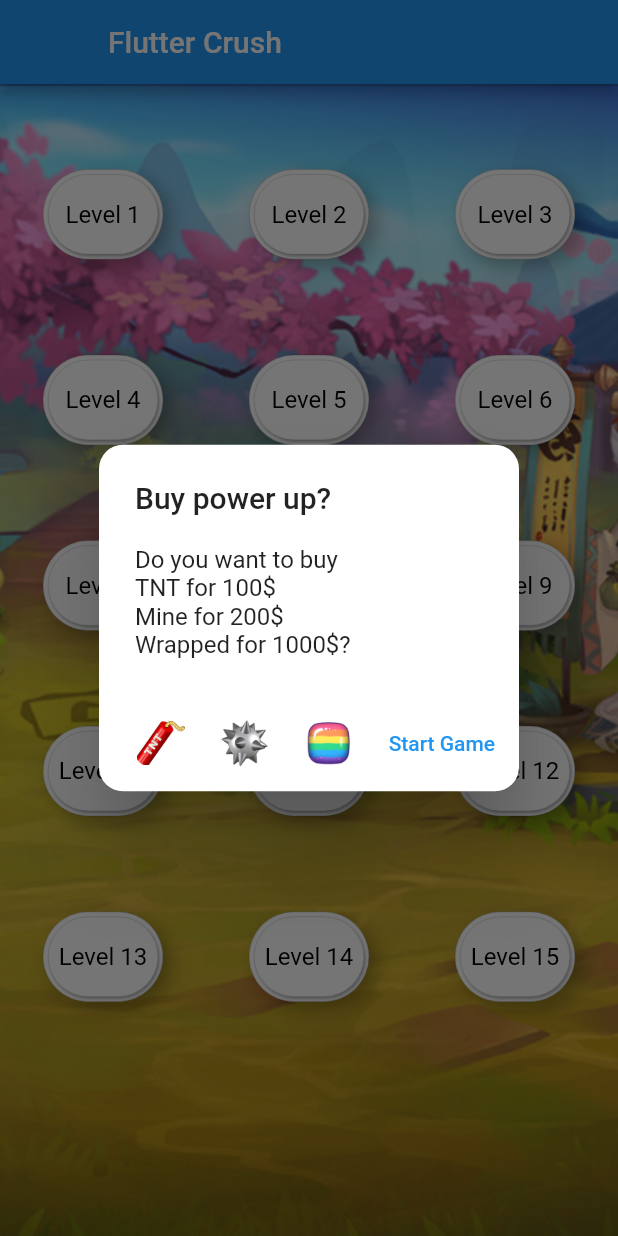
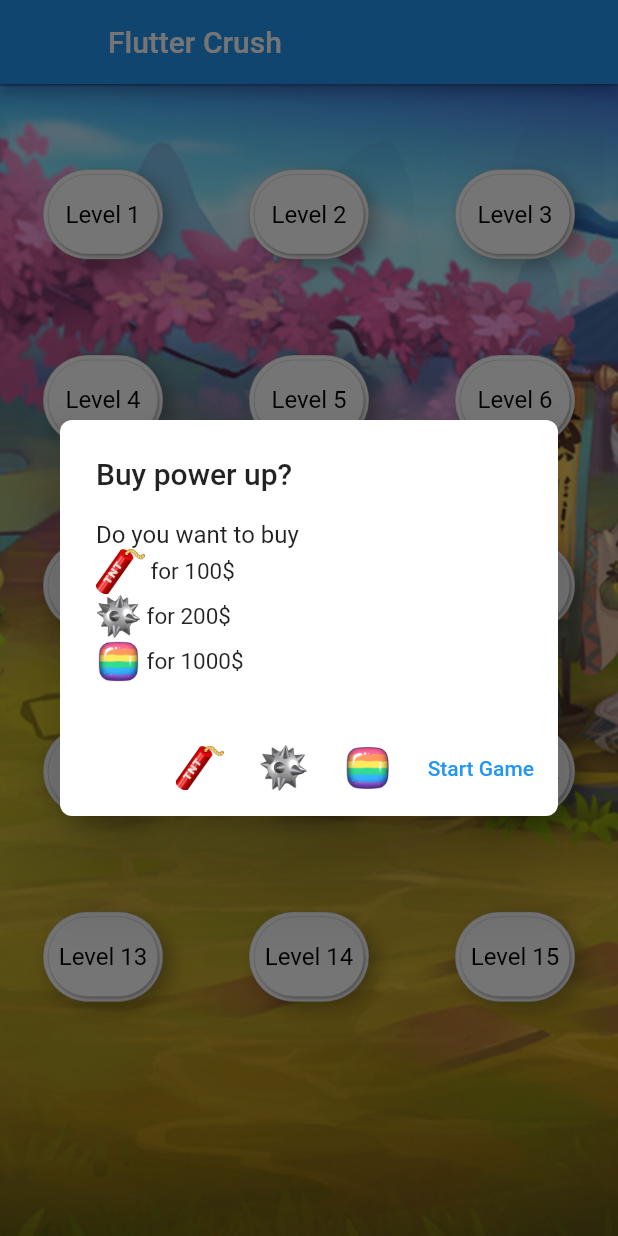
Before and after one commit to felpower/Projekt2_Flutter_Crush, a Flutter app: the screen it shows after launch, after a tap on an icon or button, on a phone screen of 412 x 824 dp. Run offline on Flutter 3.47's test engine with Material 2 defaults, Android fonts, the phone set to English and light mode, and no system bars; our stand-ins replace appwrite, audioplayers, flutter_bloc, flutter_local_notifications, rxdart, shared_preferences and 2 more; network calls fail.

Commit message:
added Images to AlertDialog for buying Power Ups

```diff
--- a/lib/game_widgets/game_level_button.dart
+++ b/lib/game_widgets/game_level_button.dart
@@ -1,5 +1,3 @@
-import 'dart:math';
-
 import 'package:bachelor_flutter_crush/bloc/reporting_bloc/reporting_event.dart';
 import 'package:bachelor_flutter_crush/bloc/user_state_bloc/coins_bloc/coin_bloc.dart';
 import 'package:bachelor_flutter_crush/bloc/user_state_bloc/coins_bloc/coin_event.dart';
@@ -17,7 +15,6 @@ import '../bloc/reporting_bloc/reporting_bloc.dart';
 import '../gamification_widgets/advertisement_video_player.dart';
 import '../model/level.dart';
 import '../pages/game_page.dart';
-import 'package:flutter/material.dart';
 
 class GameLevelButton extends StatelessWidget {
   const GameLevelButton(
@@ -136,11 +133,39 @@ class GameLevelButton extends StatelessWidget {
         context: context,
         builder: (BuildContext context) => AlertDialog(
               title: const Text('Buy power up?'),
-              content: Text(
-                  'Do you want to buy \nTNT for $tntPrice\$ \nMine for $minePrice\$ \nWrapped for $wrappedPrice\$?'),
+              content: Wrap(
+                children: [
+                  Text('Do you want to buy'),
+                  Row(
+                    children: [
+                      Image.asset(
+                        'assets/images/bombs/tnt.png',
+                        height: 30,
+                      ),
+                      Text(' for $tntPrice\$',
+                          style: const TextStyle(fontSize: 15)),
+                    ],
+                  ),
+                  Row(
+                    children: [
+                      Image.asset('assets/images/bombs/mine.png', height: 30),
+                      Text(' for $minePrice\$',
+                          style: const TextStyle(fontSize: 15)),
+                    ],
+                  ),
+                  Row(
+                    children: [
+                      Image.asset('assets/images/bombs/multi_color.png',
+                          height: 30),
+                      Text(' for $wrappedPrice\$',
+                          style: const TextStyle(fontSize: 15)),
+                    ],
+                  ),
+                ],
+              ),
               elevation: 24,
               shape: const RoundedRectangleBorder(
-                  borderRadius: BorderRadius.all(Radius.circular(16))),
+                  borderRadius: BorderRadius.all(Radius.circular(8))),
               actions: <Widget>[
                 IconButton(
                     icon: Image.asset('assets/images/bombs/tnt.png'),
```
